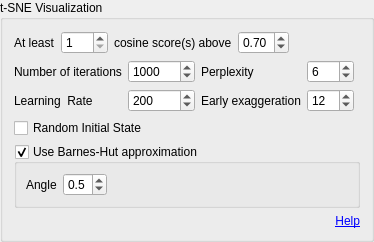
This is metgem/ui/widgets/tsne_options_widget.ui in metgem/metgem as Qt 5 draws it before an edit. The edited form follows.
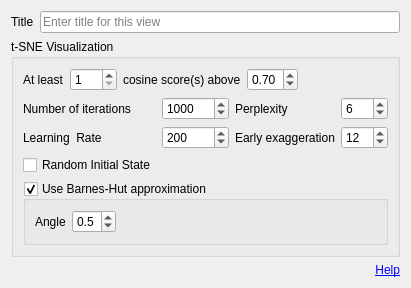
This is the edited form.

Commit message: Add title for each visualization widget

Diff of the .ui file:
```diff
--- a/metgem/ui/widgets/tsne_options_widget.ui
+++ b/metgem/ui/widgets/tsne_options_widget.ui
@@ -1,20 +1,26 @@
 <?xml version="1.0" encoding="UTF-8"?>
 <ui version="4.0">
- <class>gbTSNEOptions</class>
- <widget class="QGroupBox" name="gbTSNEOptions">
+ <class>TSNEOptionsWidget</class>
+ <widget class="QWidget" name="TSNEOptionsWidget">
   <property name="geometry">
    <rect>
     <x>0</x>
     <y>0</y>
-    <width>347</width>
-    <height>228</height>
+    <width>378</width>
+    <height>274</height>
    </rect>
   </property>
+  <property name="windowTitle">
+   <string>Form</string>
+  </property>
+  <layout class="QGridLayout" name="gridLayout">
+   <item row="1" column="0" colspan="2">
+    <widget class="QGroupBox" name="gbTSNEOptions">
   <property name="title">
    <string>t-SNE Visualization</string>
   </property>
-  <layout class="QGridLayout" name="gridLayout_3">
-   <item row="3" column="3">
+     <layout class="QGridLayout" name="gridLayout_2">
+      <item row="1" column="3">
     <widget class="QSpinBox" name="spinTSNEPerplexity">
      <property name="enabled">
       <bool>true</bool>
@@ -30,14 +36,33 @@
      </property>
     </widget>
    </item>
-   <item row="4" column="2">
+      <item row="2" column="2">
     <widget class="QLabel" name="label">
      <property name="text">
       <string>Early exaggeration</string>
      </property>
     </widget>
    </item>
-   <item row="4" column="3">
+      <item row="2" column="1">
+       <widget class="QSpinBox" name="spinTSNELearningRate">
+        <property name="enabled">
+         <bool>true</bool>
+        </property>
+        <property name="minimum">
+         <number>10</number>
+        </property>
+        <property name="maximum">
+         <number>100000</number>
+        </property>
+        <property name="singleStep">
+         <number>10</number>
+        </property>
+        <property name="value">
+         <number>200</number>
+        </property>
+       </widget>
+      </item>
+      <item row="2" column="3">
     <widget class="QSpinBox" name="spinTSNEEarlyExaggeration">
      <property name="maximum">
       <number>100</number>
@@ -47,7 +72,21 @@
      </property>
     </widget>
    </item>
-   <item row="3" column="1">
+      <item row="2" column="0">
+       <widget class="QLabel" name="label_3">
+        <property name="text">
+         <string>Learning  Rate</string>
+        </property>
+       </widget>
+      </item>
+      <item row="1" column="0">
+       <widget class="QLabel" name="label_6">
+        <property name="text">
+         <string>Number of iterations</string>
+        </property>
+       </widget>
+      </item>
+      <item row="1" column="1">
     <widget class="QSpinBox" name="spinNumIterations">
      <property name="minimum">
       <number>250</number>
@@ -63,21 +102,75 @@
      </property>
     </widget>
    </item>
+      <item row="0" column="0" colspan="4">
+       <layout class="QHBoxLayout" name="horizontalLayout_2">
+        <item>
+         <widget class="QLabel" name="label_7">
+          <property name="text">
+           <string>At least</string>
+          </property>
+         </widget>
+        </item>
+        <item>
+         <widget class="QSpinBox" name="spinMinScoresAboveThreshold">
+          <property name="minimum">
+           <number>1</number>
+          </property>
+          <property name="maximum">
+           <number>100</number>
+          </property>
+         </widget>
+        </item>
+        <item>
+         <widget class="QLabel" name="label_8">
+          <property name="text">
+           <string>cosine score(s) above</string>
+          </property>
+         </widget>
+        </item>
+        <item>
+         <widget class="QDoubleSpinBox" name="spinMinScore">
+          <property name="maximum">
+           <double>1.000000000000000</double>
+          </property>
+          <property name="singleStep">
+           <double>0.050000000000000</double>
+          </property>
+          <property name="value">
+           <double>0.700000000000000</double>
+          </property>
+         </widget>
+        </item>
+        <item>
+         <spacer name="horizontalSpacer">
+          <property name="orientation">
+           <enum>Qt::Horizontal</enum>
+          </property>
+          <property name="sizeHint" stdset="0">
+           <size>
+            <width>40</width>
+            <height>20</height>
+           </size>
+          </property>
+         </spacer>
+        </item>
+       </layout>
+      </item>
+      <item row="1" column="2">
+       <widget class="QLabel" name="label_4">
+        <property name="text">
+         <string>Perplexity</string>
+        </property>
+       </widget>
+      </item>
    <item row="3" column="0">
-    <widget class="QLabel" name="label_6">
-     <property name="text">
-      <string>Number of iterations</string>
-     </property>
-    </widget>
-   </item>
-   <item row="6" column="0" colspan="5">
     <widget class="QCheckBox" name="chkRandomState">
      <property name="text">
       <string>Random Initial State</string>
      </property>
     </widget>
    </item>
-   <item row="7" column="0" colspan="5">
+      <item row="4" column="0" colspan="4">
     <widget class="QGroupBox" name="gbBarnesHut">
      <property name="title">
       <string>Use Barnes-Hut approximation</string>
@@ -125,94 +218,33 @@
      </layout>
     </widget>
    </item>
-   <item row="3" column="2">
-    <widget class="QLabel" name="label_4">
-     <property name="text">
-      <string>Perplexity</string>
-     </property>
-    </widget>
-   </item>
-   <item row="4" column="1">
-    <widget class="QSpinBox" name="spinTSNELearningRate">
-     <property name="enabled">
-      <bool>true</bool>
-     </property>
-     <property name="minimum">
-      <number>10</number>
-     </property>
-     <property name="maximum">
-      <number>100000</number>
-     </property>
-     <property name="singleStep">
-      <number>10</number>
-     </property>
-     <property name="value">
-      <number>200</number>
-     </property>
-    </widget>
-   </item>
-   <item row="4" column="0">
-    <widget class="QLabel" name="label_3">
-     <property name="text">
-      <string>Learning  Rate</string>
-     </property>
-    </widget>
-   </item>
-   <item row="0" column="0" colspan="4">
-    <layout class="QHBoxLayout" name="horizontalLayout_2">
-     <item>
-      <widget class="QLabel" name="label_7">
-       <property name="text">
-        <string>At least</string>
-       </property>
-      </widget>
-     </item>
-     <item>
-      <widget class="QSpinBox" name="spinMinScoresAboveThreshold">
-       <property name="minimum">
-        <number>1</number>
-       </property>
-       <property name="maximum">
-        <number>100</number>
-       </property>
-      </widget>
-     </item>
-     <item>
-      <widget class="QLabel" name="label_8">
-       <property name="text">
-        <string>cosine score(s) above</string>
-       </property>
-      </widget>
-     </item>
-     <item>
-      <widget class="QDoubleSpinBox" name="spinMinScore">
-       <property name="maximum">
-        <double>1.000000000000000</double>
-       </property>
-       <property name="singleStep">
-        <double>0.050000000000000</double>
-       </property>
-       <property name="value">
-        <double>0.700000000000000</double>
-       </property>
-      </widget>
-     </item>
-     <item>
-      <spacer name="horizontalSpacer">
-       <property name="orientation">
-        <enum>Qt::Horizontal</enum>
-       </property>
-       <property name="sizeHint" stdset="0">
-        <size>
-         <width>40</width>
-         <height>20</height>
-        </size>
-       </property>
-      </spacer>
-     </item>
-    </layout>
+     </layout>
+    </widget>
    </item>
-   <item row="8" column="0" colspan="5">
+   <item row="0" column="1">
+    <widget class="QLineEdit" name="editTitle">
+     <property name="toolTip">
+      <string>Title of the visualization (leave blank for default)</string>
+     </property>
+     <property name="maxLength">
+      <number>50</number>
+     </property>
+     <property name="placeholderText">
+      <string>Enter title for this view</string>
+     </property>
+     <property name="clearButtonEnabled">
+      <bool>true</bool>
+     </property>
+    </widget>
+   </item>
+   <item row="0" column="0">
+    <widget class="QLabel" name="lblTitle">
+     <property name="text">
+      <string>Title</string>
+     </property>
+    </widget>
+   </item>
+   <item row="2" column="1">
     <widget class="QLabel" name="label_5">
      <property name="text">
       <string>&lt;a href=&quot;https://scikit-learn.org/stable/modules/generated/sklearn.manifold.TSNE.html&quot;&gt;Help&lt;/a&gt;</string>
```
Left out of the diff: 5 changed lines with no effect on the pictures. Lines whose indentation alone changed are shown as unchanged. The commit also changes 9 other files.
